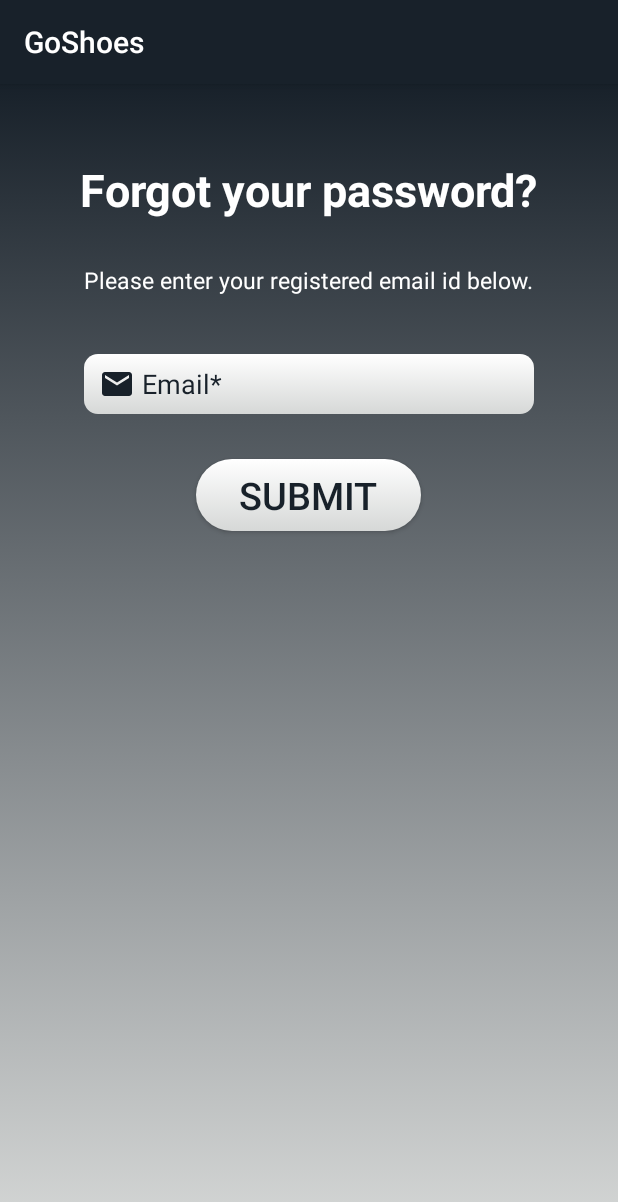
After one commit to tejaspatel083/Shoes_Project, an Android app: the ForgotPassword screen opened directly, with no data from a screen before it, on a phone screen of 412 x 824 dp. The commit adds this screen. Shown: the top 1202 px of the screen. Run offline under Robolectric (Android 15) with nearby library versions, the phone set to English and light mode, and no system bars.

Commit message:
UI part of Login,SignUp,Forgot Password Created

```diff
--- a/app/src/main/AndroidManifest.xml
+++ b/app/src/main/AndroidManifest.xml
@@ -9,7 +9,8 @@
         android:roundIcon="@mipmap/ic_launcher_round"
         android:supportsRtl="true"
         android:theme="@style/AppTheme">
-        <activity android:name=".CreateAccount"></activity>
+        <activity android:name=".ForgotPassword"></activity>
+        <activity android:name=".CreateAccount" />
         <activity android:name=".MainActivity">
             <intent-filter>
                 <action android:name="android.intent.action.MAIN" />
--- /dev/null
+++ b/app/src/main/java/com/example/goshoes/ForgotPassword.java
@@ -0,0 +1,14 @@
+package com.example.goshoes;
+
+import androidx.appcompat.app.AppCompatActivity;
+
+import android.os.Bundle;
+
+public class ForgotPassword extends AppCompatActivity {
+
+    @Override
+    protected void onCreate(Bundle savedInstanceState) {
+        super.onCreate(savedInstanceState);
+        setContentView(R.layout.activity_forgot_password);
+    }
+}
--- /dev/null
+++ b/app/src/main/res/layout/activity_forgot_password.xml
@@ -0,0 +1,54 @@
+<?xml version="1.0" encoding="utf-8"?>
+<RelativeLayout xmlns:android="http://schemas.android.com/apk/res/android"
+    xmlns:app="http://schemas.android.com/apk/res-auto"
+    xmlns:tools="http://schemas.android.com/tools"
+    android:layout_width="match_parent"
+    android:layout_height="match_parent"
+    android:background="@drawable/gradient"
+    tools:context=".ForgotPassword">
+
+
+    <TextView
+        android:layout_width="wrap_content"
+        android:layout_height="wrap_content"
+        android:text="Forgot your password?"
+        android:textSize="30dp"
+        android:textStyle="bold"
+        android:textColor="#ffffff"
+        android:layout_centerHorizontal="true"
+        android:layout_marginTop="50dp"/>
+    <TextView
+        android:layout_width="300dp"
+        android:layout_height="wrap_content"
+        android:text="Please enter your registered email id below."
+        android:textSize="15dp"
+        android:textColor="#ffffff"
+        android:layout_centerHorizontal="true"
+        android:layout_marginTop="120dp"
+        />
+    <EditText
+        android:id="@+id/ForgotEmail"
+        android:layout_width="300dp"
+        android:layout_height="40dp"
+        android:layout_centerHorizontal="true"
+        android:layout_marginTop="180dp"
+        android:hint=" Email*"
+        android:textColor="#18212A"
+        android:textColorHint="#18212A"
+        android:background="@drawable/text_background"
+        android:drawableLeft="@drawable/ic_email_black_24dp"
+        android:paddingLeft="10dp"
+        android:inputType="textEmailAddress"/>
+    <Button
+        android:id="@+id/ForgotSubmitBtn"
+        android:layout_width="150dp"
+        android:layout_height="wrap_content"
+        android:text="Submit"
+        android:textColor="#18212A"
+        android:layout_centerHorizontal="true"
+        android:layout_marginTop="250dp"
+        android:textSize="25dp"
+        android:background="@drawable/button_background" />
+
+
+</RelativeLayout>
--- a/app/src/main/res/values/colors.xml
+++ b/app/src/main/res/values/colors.xml
@@ -1,6 +1,6 @@
 <?xml version="1.0" encoding="utf-8"?>
 <resources>
-    <color name="colorPrimary">#008577</color>
-    <color name="colorPrimaryDark">#00574B</color>
-    <color name="colorAccent">#D81B60</color>
+    <color name="colorPrimary">#18212A</color>
+    <color name="colorPrimaryDark">#000000</color>
+    <color name="colorAccent">#18212A</color>
 </resources>
```
